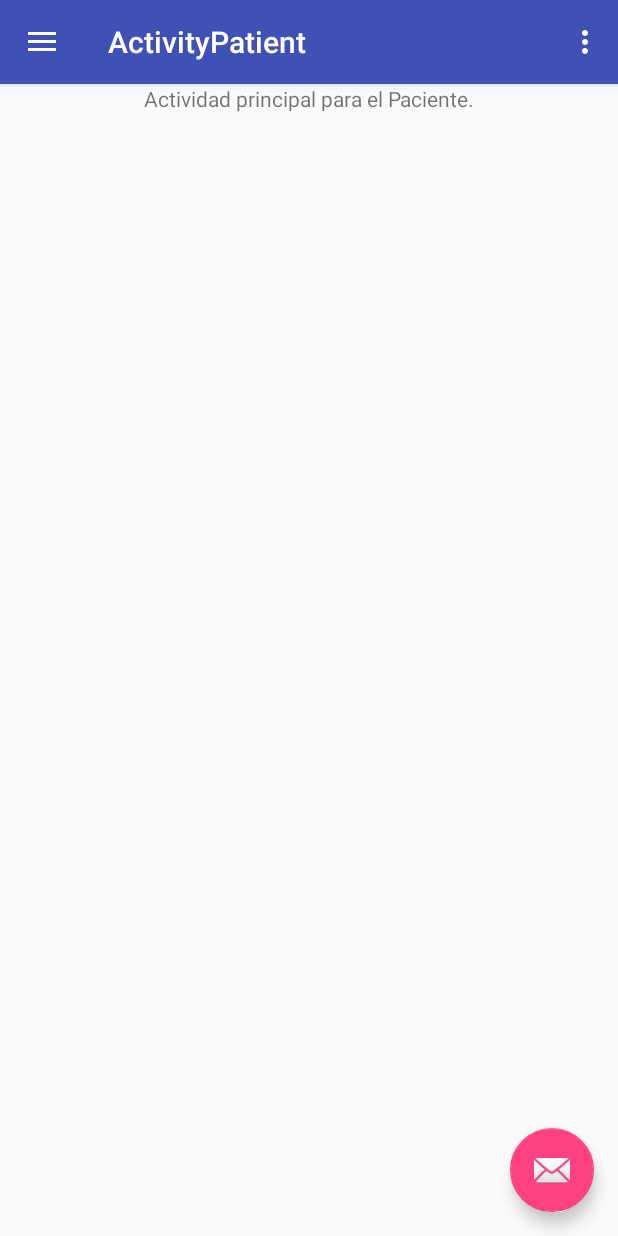
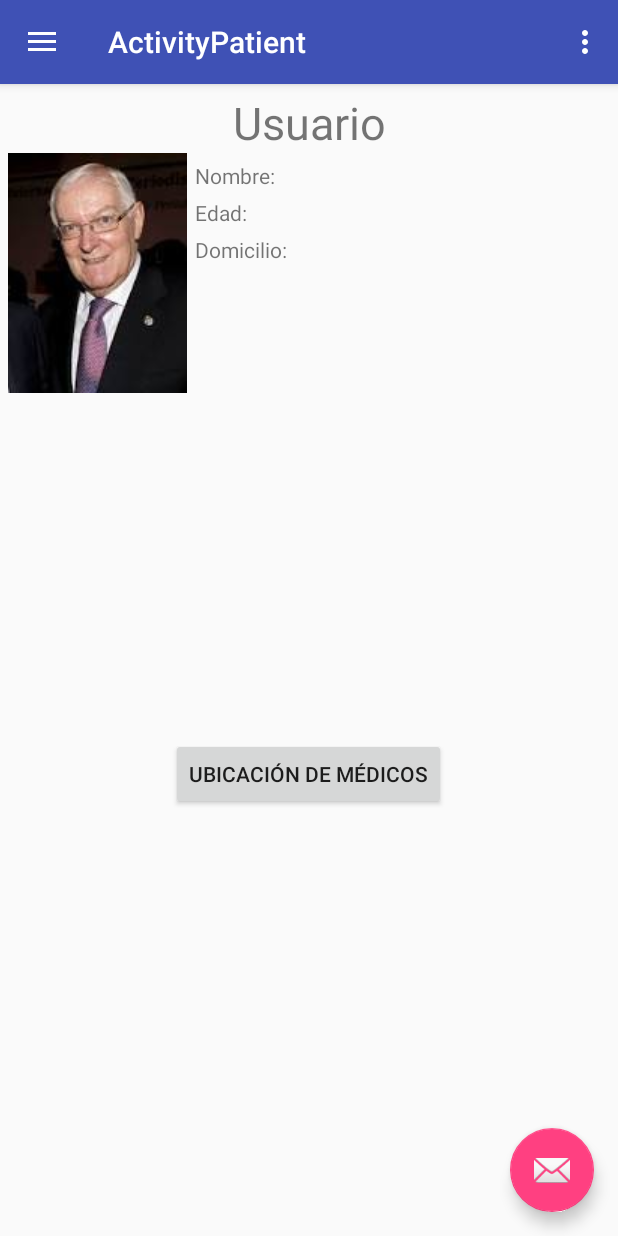
Before and after one commit to AngelNH/HandDoctor, an Android app: the ActivityPatient screen opened directly, with no data from a screen before it, on a phone screen of 412 x 824 dp. Run offline under Robolectric (Android 15) with nearby library versions, the light colour scheme and no system bars.

Commit message:
Pantallas funcionando y demás.

```diff
--- a/app/src/main/java/com/iteso/handdoctor/ActivityLogin.java
+++ b/app/src/main/java/com/iteso/handdoctor/ActivityLogin.java
@@ -4,8 +4,11 @@ import android.content.Intent;
 import android.support.v7.app.AppCompatActivity;
 import android.os.Bundle;
 import android.view.View;
+import android.widget.EditText;
 
 public class ActivityLogin extends AppCompatActivity {
+
+    EditText user, password;
 
     @Override
     protected void onCreate(Bundle savedInstanceState) {
@@ -14,6 +17,7 @@ public class ActivityLogin extends AppCompatActivity {
     }
 
     public void logInBtn(View view){
+        //Si user y password es igual a ...
         Intent intent = new Intent(ActivityLogin.this,ActivityPatient.class);
         startActivity(intent);
         finish();
@@ -21,5 +25,6 @@ public class ActivityLogin extends AppCompatActivity {
     public void signInLbl(View view){
         Intent intent = new Intent(ActivityLogin.this,ActivityRegister.class);
         startActivity(intent);
+        finish();
     }
 }
--- a/app/src/main/res/layout/content_activity_patient.xml
+++ b/app/src/main/res/layout/content_activity_patient.xml
@@ -7,12 +7,62 @@
     app:layout_behavior="@string/appbar_scrolling_view_behavior"
     tools:context="com.iteso.handdoctor.ActivityPatient"
     tools:showIn="@layout/app_bar_activity_patient"
-    android:orientation="vertical">
-
+    android:orientation="vertical"
+    android:padding="5dp">
     <TextView
         android:layout_width="match_parent"
         android:layout_height="wrap_content"
-        android:text="Actividad principal para el Paciente."
-        android:gravity="center" />
+        android:textSize="30sp"
+        android:text="Usuario"
+        android:gravity="center"
+        />
+    <LinearLayout
+        android:layout_width="match_parent"
+        android:layout_height="wrap_content"
+        android:orientation="horizontal"
+        android:paddingBottom="30dp"
+        >
+
+        <ImageView
+            android:id="@+id/activity_content_patient"
+            android:layout_width="wrap_content"
+            android:layout_height="wrap_content"
+            android:src="@drawable/ejemplo"
+            />
+        <LinearLayout
+            android:layout_width="wrap_content"
+            android:layout_height="wrap_content"
+            android:orientation="vertical"
+            android:padding="5dp">
+            <TextView
+                android:layout_width="match_parent"
+                android:layout_height="wrap_content"
+                android:text="Nombre:"
+                android:paddingBottom="5dp"
+                 />
+            <TextView
+                android:layout_width="match_parent"
+                android:layout_height="wrap_content"
+                android:text="Edad:"
+                android:paddingBottom="5dp"
+                 />
+            <TextView
+                android:layout_width="match_parent"
+                android:layout_height="wrap_content"
+                android:text="Domicilio:"
+                android:paddingBottom="5dp"
+                 />
+        </LinearLayout>
+
+    </LinearLayout>
+
+    <Button
+        android:layout_width="wrap_content"
+        android:layout_height="wrap_content"
+        android:layout_gravity="center"
+        android:layout_marginTop="200dp"
+        android:text="Ubicación de Médicos"
+        android:onClick="openMap"/>
+
 
 </LinearLayout>
--- a/app/src/main/res/menu/activity_patient.xml
+++ b/app/src/main/res/menu/activity_patient.xml
@@ -5,5 +5,6 @@
         android:id="@+id/activity_nav_action_settings"
         android:orderInCategory="100"
         android:title="@string/action_settings"
-        app:showAsAction="never" />
+        app:showAsAction="never"
+        android:onClick="logOut"/>
 </menu>
--- a/app/src/main/res/menu/activity_patient_drawer.xml
+++ b/app/src/main/res/menu/activity_patient_drawer.xml
@@ -18,19 +18,19 @@
             android:title="Cuestionario médico" />
         <item
             android:id="@+id/activity_nav_chat"
-            android:icon="@drawable/ic_menu_manage"
+            android:icon="@drawable/ic_menu_send"
             android:title="Chat" />
     </group>
 
-    <item >
+    <item android:title="">
         <menu>
             <item
                 android:id="@+id/activity_nav_share"
-                android:icon="@drawable/ic_menu_share"
+                android:icon="@drawable/ic_menu_slideshow"
                 android:title="Recordatorios" />
             <item
                 android:id="@+id/nav_send"
-                android:icon="@drawable/ic_menu_send"
+                android:icon="@drawable/ic_menu_manage"
                 android:title="Ajustes" />
         </menu>
     </item>
--- a/app/src/main/res/values/strings.xml
+++ b/app/src/main/res/values/strings.xml
@@ -52,4 +52,5 @@
     <!-- TODO: Remove or change this placeholder text -->
     <string name="hello_blank_fragment">Hello blank fragment</string>
     <string name="title_activity_patient">ActivityPatient</string>
+    <string name="title_activity_maps">Map</string>
 </resources>
--- a/build.gradle
+++ b/build.gradle
@@ -8,10 +8,12 @@ buildscript {
     }
     dependencies {
         classpath 'com.android.tools.build:gradle:3.0.1'
+        classpath 'com.google.gms:google-services:3.2.0'
 
 
         // NOTE: Do not place your application dependencies here; they belong
         // in the individual module build.gradle files
+//        classpath 'com.google.gms:google-services:3.1.0'
     }
 }
 
```
Also changed, not shown: app/build.gradle (+7 -1 lines), app/src/debug/res/values/google_maps_api.xml (added, +24 -0 lines), app/src/main/AndroidManifest.xml (+32 -1 lines), app/src/main/java/com/iteso/handdoctor/ActivityMaps.java (added, +100 -0 lines), app/src/main/java/com/iteso/handdoctor/ActivityMedical.java (+35 -1 lines), app/src/main/java/com/iteso/handdoctor/ActivityPatient.java (+9 -0 lines), app/src/main/java/com/iteso/handdoctor/ActivityRegister.java (+54 -6 lines), app/src/main/java/com/iteso/handdoctor/beans/Paciente.java (+102 -3 lines), app/src/main/res/layout/activity_maps.xml (added, +8 -0 lines), app/src/main/res/layout/activity_medical.xml (+4 -3 lines), app/src/main/res/layout/activity_register.xml (+10 -10 lines), app/src/main/res/drawable/mapa.jpg (added), 2 other files.
